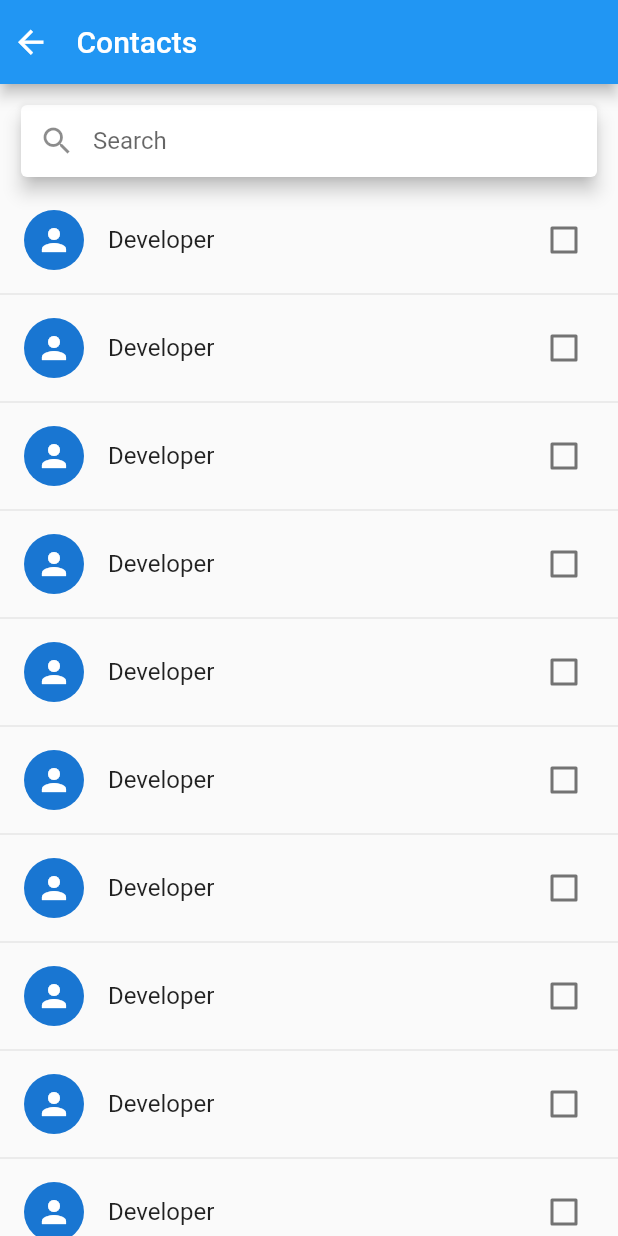
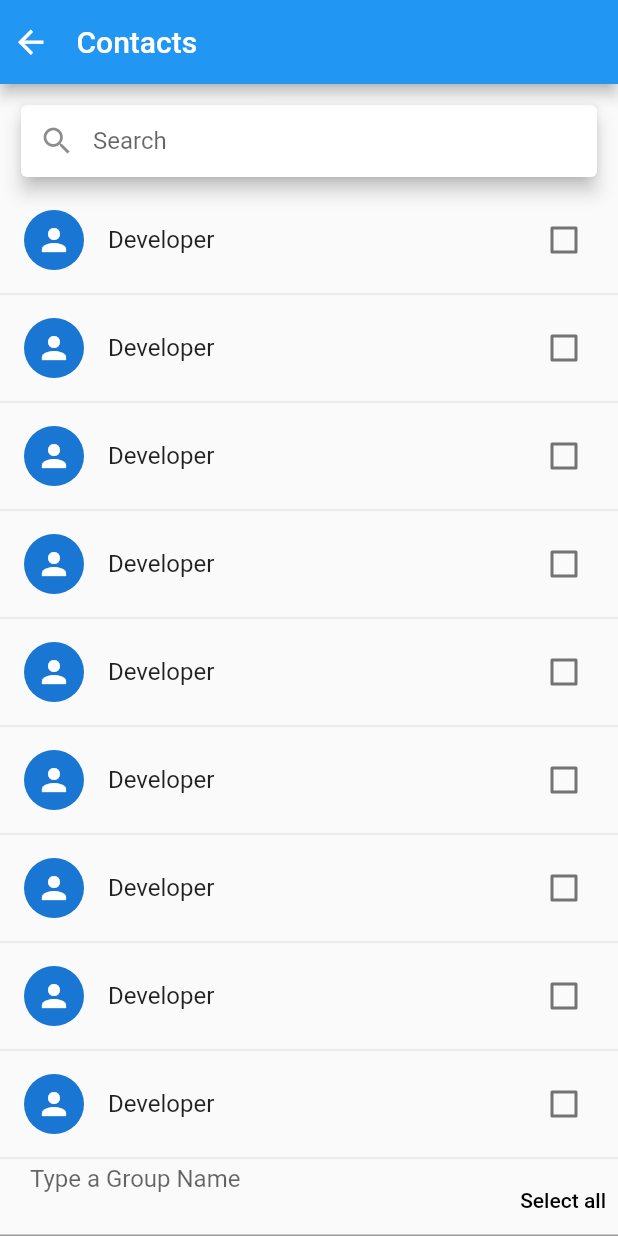
Before and after one commit to pprakash-sunsmart/LINKUS-FLUTTER, a Flutter app: the NewGroup screen opened directly, on a phone screen of 412 x 824 dp. Run offline on Flutter 3.47's test engine with Material 2 defaults, Android fonts, the phone set to English and light mode, and no system bars.

```diff
--- a/lib/screens/Login Files/login_textfield.dart
+++ b/lib/screens/Login Files/login_textfield.dart
@@ -15,7 +15,6 @@ class MasterTextField extends StatefulWidget {
   dynamic fillColor;
   bool filled;
   dynamic contentPadding;
-
 
   MasterTextField(
       {Key? key,
--- a/lib/screens/Login Files/loginscreen.dart
+++ b/lib/screens/Login Files/loginscreen.dart
@@ -86,7 +86,7 @@ class _LoginScreenState extends State<LoginScreen> {
                     height: MediaQuery.of(context).size.height * 0.09,
                   ),
                   MasterTextField(
-                    contentPadding: EdgeInsets.symmetric(vertical: 1),
+                    contentPadding: const EdgeInsets.all(10),
                     label: "Mobile Number",
                     Controller: nameController,
                     PrefixIcon: Padding(
@@ -113,7 +113,7 @@ class _LoginScreenState extends State<LoginScreen> {
                     height: MediaQuery.of(context).size.height * 0.02,
                   ),
                   MasterTextField(
-                    contentPadding: EdgeInsets.symmetric(vertical: 1),
+                    contentPadding: const EdgeInsets.all(10),
                     label: "Password",
                     PrefixIcon: Padding(
                       padding: const EdgeInsets.only(right: 10),
--- a/lib/screens/chatscreen Files/NewGroup.dart
+++ b/lib/screens/chatscreen Files/NewGroup.dart
@@ -30,12 +30,10 @@ class _NewGroupState extends State<NewGroup> {
         leadingWidth: 35,
         title: const Text('Contacts'),
       ),
-          body: Container(
-            child: Column(
+      body: Column(
         children: <Widget>[
           Padding(
-                  padding:
-                      const EdgeInsets.symmetric(horizontal: 10, vertical: 10),
+            padding: const EdgeInsets.symmetric(horizontal: 10, vertical: 10),
             child: Card(
               elevation: 5,
               child: TextFormField(
@@ -59,8 +57,18 @@ class _NewGroupState extends State<NewGroup> {
               onTap: () {}),
         ],
       ),
+      bottomSheet: TextFormField(
+        decoration: InputDecoration(
+            suffixIcon: TextButton(
+                onPressed: () {},
+                child: const Text(
+                  'Select all',
+                  style: TextStyle(color: Colors.black),
                 )),
-    );
+            hintText: 'Type a Group Name',
+            contentPadding: EdgeInsets.symmetric(horizontal: 20)),
+      ),
+    ));
   }
 }
 
```
Lines whose indentation alone changed are shown as unchanged.
